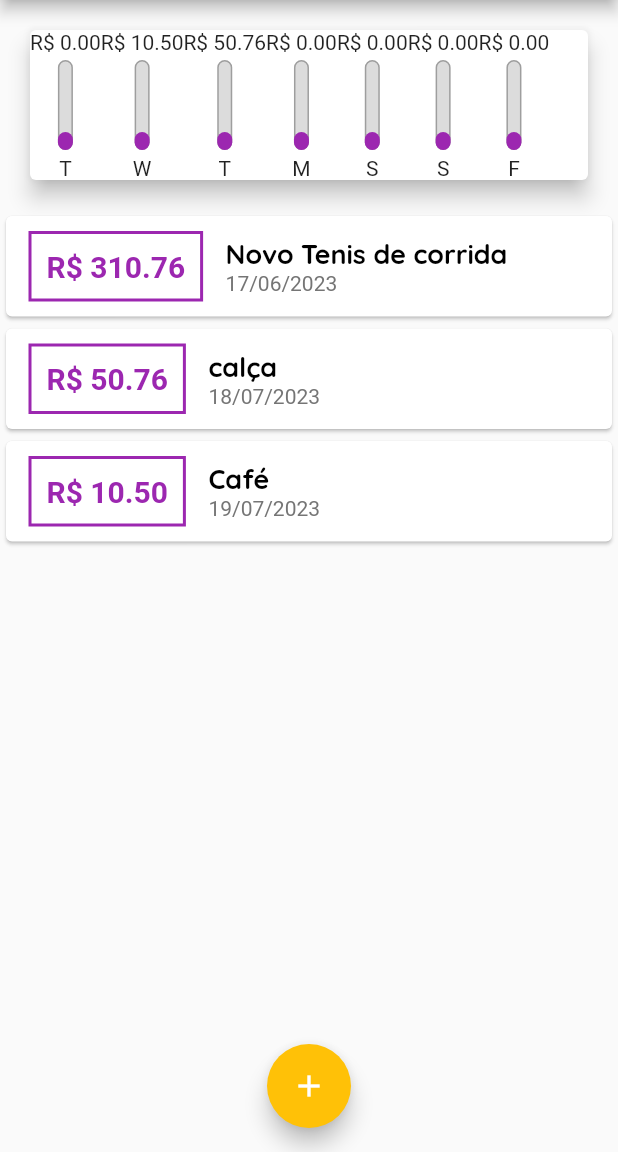
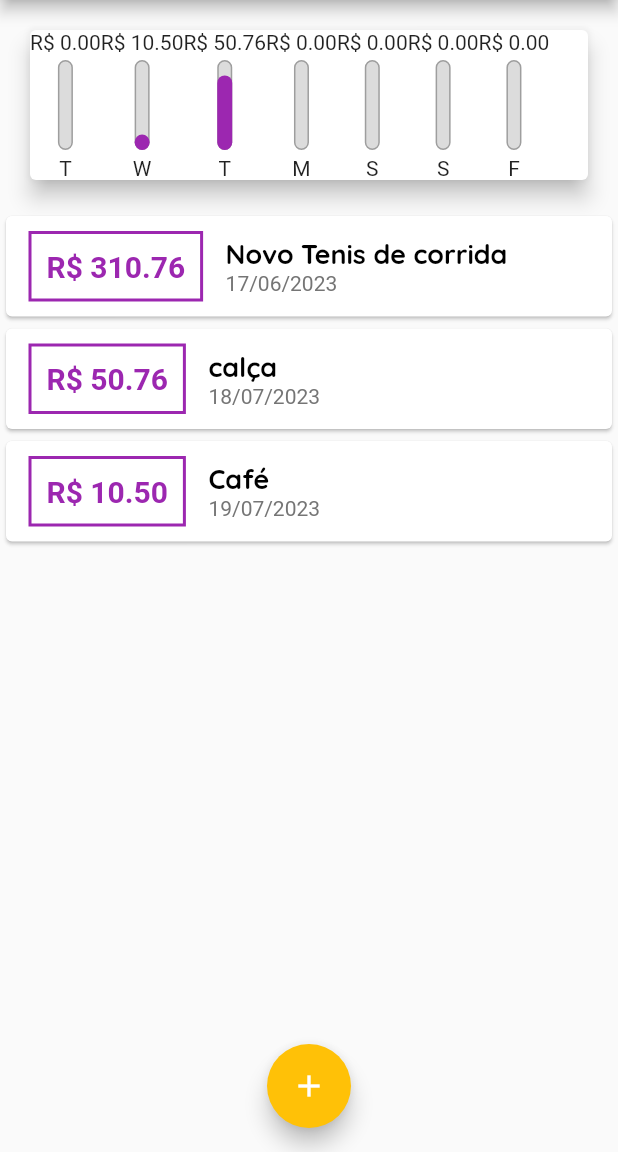
Before and after one commit to TiagOliveiraTI/expenses, a Flutter app: the screen it shows after launch, on a phone screen of 412 x 824 dp, the part 84-1236 px from its top. Run offline on Flutter 3.47's test engine with Material 2 defaults, Android fonts, the phone set to English and light mode, and no system bars.

Commit message:
💄 add correct graphic visualization

```diff
--- a/lib/components/chart.dart
+++ b/lib/components/chart.dart
@@ -33,9 +33,14 @@ class Chart extends StatelessWidget {
     });
   }
 
+  double get _weekTotalValue {
+    return groupedTransactions.fold(0, (sum, tr) {
+      return sum + (tr['value'] as double);
+    });
+  }
+
   @override
   Widget build(BuildContext context) {
-    groupedTransactions;
     return Card(
       elevation: 6,
       margin: const EdgeInsets.all(20),
@@ -44,7 +49,7 @@ class Chart extends StatelessWidget {
           return ChartBar(
             label: tr['day'].toString(),
             value: tr['value'] as double,
-            percentage: 0.2,
+            percentage: (tr['value'] as double) / _weekTotalValue,
           );
         }).toList(),
       ),
```
